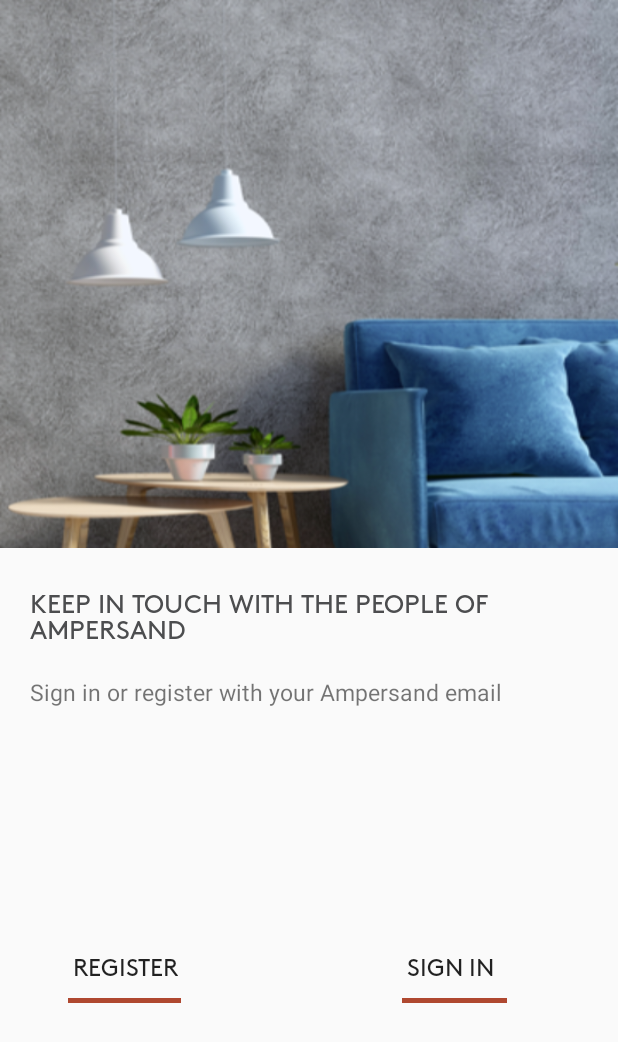
After one commit to akwasiio/ampersandcontact, an Android app: the Walkthrough screen opened directly, with no data from a screen before it, on a phone screen of 412 x 824 dp. The commit adds this screen. Shown: the top 1042 px of the screen. Run offline under Robolectric (Android 15) with nearby library versions, the phone set to English and light mode, and no system bars.

Commit message:
feat(walkthrough): Walkthrough layout added. Yet to implement background logic.

```diff
--- a/app/src/main/AndroidManifest.xml
+++ b/app/src/main/AndroidManifest.xml
@@ -9,11 +9,18 @@
         android:roundIcon="@mipmap/ic_launcher_round"
         android:supportsRtl="true"
         android:theme="@style/AppTheme">
+        <activity android:name=".Walkthrough">
+            <intent-filter>
+                <action android:name="android.intent.action.MAIN" />
+
+                <category android:name="android.intent.category.LAUNCHER" />
+            </intent-filter>
+        </activity>
         <activity
             android:name=".SignInActivity"
             android:label="@string/title_activity_sign_in"
-            android:theme="@style/AppTheme.NoActionBar"></activity>
-        <activity android:name=".register" />
+            android:theme="@style/AppTheme.NoActionBar" />
+        <activity android:name=".RegisterActivity" />
         <activity android:name=".MainActivity">
             <intent-filter>
                 <action android:name="android.intent.action.MAIN" />
--- /dev/null
+++ b/app/src/main/java/com/example/oppong/ampersandcontact/Walkthrough.kt
@@ -0,0 +1,18 @@
+package com.example.oppong.ampersandcontact
+
+import android.content.Intent
+import android.support.v7.app.AppCompatActivity
+import android.os.Bundle
+import android.view.View
+
+class Walkthrough : AppCompatActivity() {
+
+    override fun onCreate(savedInstanceState: Bundle?) {
+        super.onCreate(savedInstanceState)
+        setContentView(R.layout.activity_walkthrough)
+    }
+
+    fun onRegisterButtonClick(view: View){
+        startActivity(Intent(this, RegisterActivity::class.java))
+    }
+}
--- /dev/null
+++ b/app/src/main/res/layout/activity_walkthrough.xml
@@ -0,0 +1,100 @@
+<?xml version="1.0" encoding="utf-8"?>
+<android.support.constraint.ConstraintLayout xmlns:android="http://schemas.android.com/apk/res/android"
+    xmlns:app="http://schemas.android.com/apk/res-auto"
+    xmlns:tools="http://schemas.android.com/tools"
+    android:layout_width="match_parent"
+    android:id="@+id/rootLayout"
+    android:layout_height="match_parent"
+    tools:context=".Walkthrough">
+
+    <LinearLayout
+        app:layout_constraintTop_toTopOf="@id/rootLayout"
+        app:layout_constraintLeft_toLeftOf="@id/rootLayout"
+        app:layout_constraintRight_toRightOf="@id/rootLayout"
+        android:layout_width="match_parent"
+        android:id="@+id/image"
+        android:layout_height="365dp">
+        <ImageView
+            android:contentDescription="Walkthrough image"
+            android:layout_width="match_parent"
+            android:layout_height="match_parent"
+            android:src="@drawable/walkthrough"
+            android:scaleType="fitXY"/>
+    </LinearLayout>
+    <LinearLayout
+        android:id="@+id/mainContainer"
+        app:layout_constraintTop_toBottomOf="@id/image"
+        android:paddingTop="24dp"
+        android:paddingLeft="20dp"
+        android:paddingRight="8dp"
+        android:layout_width="match_parent"
+        android:orientation="vertical"
+        android:layout_height="300dp"
+        android:paddingStart="20dp"
+        android:paddingEnd="8dp">
+        <TextView
+            android:layout_width="match_parent"
+            android:layout_height="wrap_content"
+            android:textSize="17sp"
+            android:textColor="#4c4d4f"
+            android:fontFamily="@font/brownpro"
+            android:text="@string/keep_in_touch_label"/>
+
+        <TextView
+            android:layout_width="match_parent"
+            android:layout_height="wrap_content"
+            android:layout_marginTop="20dp"
+            android:textSize="15sp"
+            android:text="@string/sign_in_prompt"/>
+
+        <LinearLayout
+            android:id="@+id/buttonLayout"
+            android:layout_marginLeft="16dp"
+            android:orientation="horizontal"
+            android:layout_marginRight="25dp"
+            android:layout_marginTop="150dp"
+            android:layout_width="wrap_content"
+            android:layout_height="wrap_content"
+            android:layout_marginStart="16dp"
+            android:layout_marginEnd="25dp">
+
+            <Button
+                android:layout_width="wrap_content"
+                android:layout_height="wrap_content"
+                android:text="@string/register"
+                android:textSize="16sp"
+                android:onClick="onRegisterButtonClick"
+                android:fontFamily="@font/brownpro"
+                style="?android:attr/borderlessButtonStyle"/>
+
+            <Button
+                android:layout_width="wrap_content"
+                android:layout_height="wrap_content"
+                android:text="@string/signIn"
+                android:layout_marginLeft="120dp"
+                android:textSize="16sp"
+                android:fontFamily="@font/brownpro"
+                style="?android:attr/borderlessButtonStyle"
+                android:layout_marginStart="125dp" />
+        </LinearLayout>
+    </LinearLayout>
+
+    <View
+        app:layout_constraintLeft_toLeftOf="@id/rootLayout"
+        android:layout_width="75dp"
+        android:layout_marginLeft="45dp"
+        app:layout_constraintTop_toBottomOf="@id/mainContainer"
+        style="@style/underline"
+        android:layout_marginStart="45dp" />
+
+    <View
+        app:layout_constraintRight_toRightOf="@id/rootLayout"
+        app:layout_constraintTop_toBottomOf="@id/mainContainer"
+        style="@style/underline"
+        android:layout_width="70dp"
+        android:layout_marginRight="74dp"
+        android:layout_marginEnd="74dp" />
+
+
+
+</android.support.constraint.ConstraintLayout>
--- a/app/src/main/res/values/strings.xml
+++ b/app/src/main/res/values/strings.xml
@@ -20,6 +20,8 @@
     <string name="password_hint">&#9679;&#9679;&#9679;&#9679;&#9679;&#9679;&#9679;&#9679;</string>
     <string name="forgotPasswordText">Forgot? Reset Password</string>
     <string name="password">Password</string>
+    <string name="keep_in_touch_label">KEEP IN TOUCH WITH THE PEOPLE OF AMPERSAND</string>
+    <string name="sign_in_prompt">Sign in or register with your Ampersand email</string>
 
 
 </resources>
```
Also changed, not shown: app/src/main/java/com/example/oppong/ampersandcontact/RegisterActivity.kt (renamed from app/src/main/java/com/example/oppong/ampersandcontact/register.kt), app/src/main/res/drawable/walkthrough.png (added).
